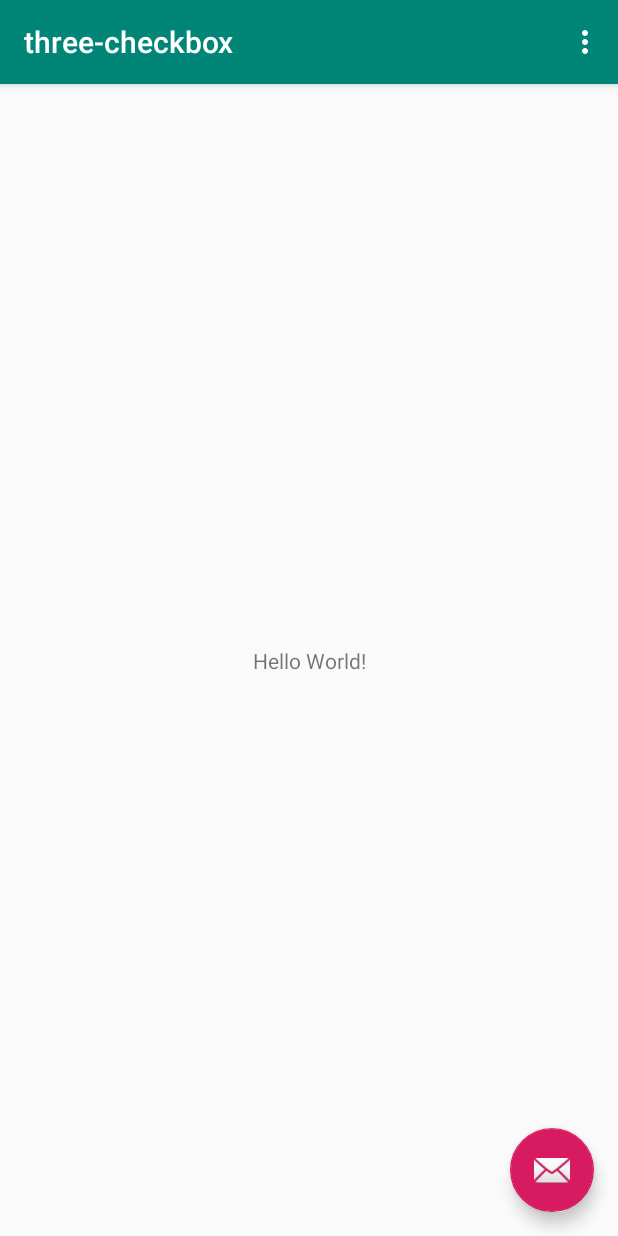
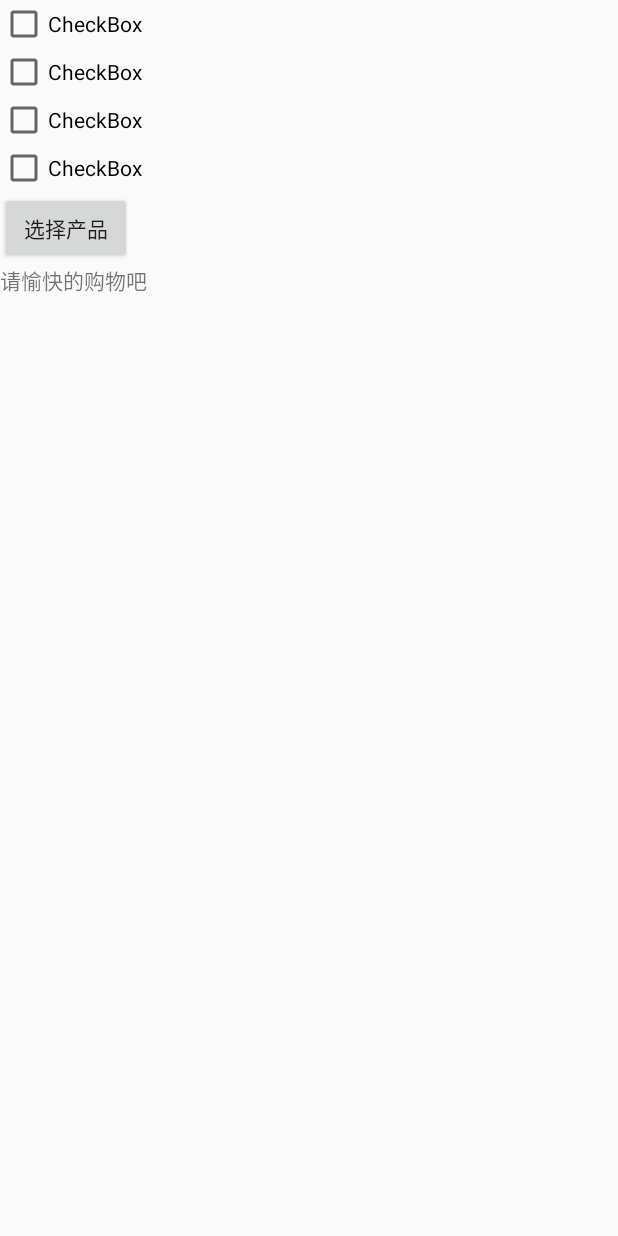
Before and after one commit to ZQAnonymous/android, an Android app: the screen it shows after launch (MainActivity), on a phone screen of 412 x 824 dp. Run offline under Robolectric (Android 15) with nearby library versions, the phone set to English and light mode, and no system bars.

Commit message:
购物车选择

```diff
--- a/threecheckbox/app/src/main/java/com/example/MainActivity.java
+++ b/threecheckbox/app/src/main/java/com/example/MainActivity.java
@@ -11,45 +11,102 @@ import androidx.appcompat.widget.Toolbar;
 import android.view.View;
 import android.view.Menu;
 import android.view.MenuItem;
+import android.widget.Button;
+import android.widget.CheckBox;
+import android.widget.CompoundButton;
+import android.widget.TextView;
+
+import java.util.ArrayList;
+import java.util.List;
 
 public class MainActivity extends AppCompatActivity {
+
+    CheckBox checkBox1 ;
+    CheckBox checkBox2 ;
+    CheckBox checkBox3 ;
+    CheckBox checkBox4 ;
+     TextView textView ;
+    CheckBox[] checkBoxes ;
+
+    private CheckBox.OnCheckedChangeListener checkedChangeListener = new CheckBox.OnCheckedChangeListener(){
+
+        @Override
+        public void onCheckedChanged(CompoundButton buttonView, boolean isChecked) {
+            int countSelect = 0;
+            for (CheckBox checkBox : checkBoxes){
+                if (checkBox.isChecked()){
+                    countSelect ++;
+                }
+            }
+            switch (countSelect){
+                case 0:
+                    textView.setText("您还没选择物品");
+                    break;
+                case 1:
+                    textView.setText("您还可以继续购物");
+                    break;
+                case 2:
+                    textView.setText("您的预算已达到峰值");
+                    break;
+                case 3:
+                case 4:
+                    textView.setText("已超出您的预算");
+                    break;
+            }
+        }
+    };
+
 
     @Override
     protected void onCreate(Bundle savedInstanceState) {
         super.onCreate(savedInstanceState);
         setContentView(R.layout.activity_main);
-        Toolbar toolbar = findViewById(R.id.toolbar);
-        setSupportActionBar(toolbar);
+        selectProduct();
+        checkBox1 = findViewById(R.id.checkBox);
+         checkBox2 = findViewById(R.id.checkBox2);
+         checkBox3 = findViewById(R.id.checkBox3);
+         checkBox4 = findViewById(R.id.checkBox4);
+         textView = findViewById(R.id.textView);
+        checkBoxes = new CheckBox[]{checkBox1,checkBox2,checkBox3,checkBox4};
+        checkBox1.setOnCheckedChangeListener(checkedChangeListener);
+        checkBox2.setOnCheckedChangeListener(checkedChangeListener);
+        checkBox3.setOnCheckedChangeListener(checkedChangeListener);
+        checkBox4.setOnCheckedChangeListener(checkedChangeListener);
 
-        FloatingActionButton fab = findViewById(R.id.fab);
-        fab.setOnClickListener(new View.OnClickListener() {
+    }
+
+
+    private void selectProduct(){
+        Button button = findViewById(R.id.button);
+        button.setOnClickListener(new Button.OnClickListener(){
+
             @Override
-            public void onClick(View view) {
-                Snackbar.make(view, "Replace with your own action", Snackbar.LENGTH_LONG)
-                        .setAction("Action", null).show();
+            public void onClick(View v) {
+                int countSelect = 0;
+                for (CheckBox checkBox : checkBoxes){
+                    if (checkBox.isChecked()){
+                        countSelect ++;
+                    }
+                }
+                switch (countSelect){
+                    case 0:
+                        textView.setText("您还没选择物品");
+                        break;
+                    case 1:
+                        textView.setText("您还可以继续购物");
+                        break;
+                    case 2:
+                        textView.setText("您的预算已达到峰值");
+                        break;
+                    case 3:
+                    case 4:
+                        textView.setText("已超出您的预算");
+                        break;
+                }
             }
         });
+
     }
 
-    @Override
-    public boolean onCreateOptionsMenu(Menu menu) {
-        // Inflate the menu; this adds items to the action bar if it is present.
-        getMenuInflater().inflate(R.menu.menu_main, menu);
-        return true;
-    }
 
-    @Override
-    public boolean onOptionsItemSelected(MenuItem item) {
-        // Handle action bar item clicks here. The action bar will
-        // automatically handle clicks on the Home/Up button, so long
-        // as you specify a parent activity in AndroidManifest.xml.
-        int id = item.getItemId();
-
-        //noinspection SimplifiableIfStatement
-        if (id == R.id.action_settings) {
-            return true;
-        }
-
-        return super.onOptionsItemSelected(item);
-    }
 }
--- a/threecheckbox/app/src/main/res/layout/activity_main.xml
+++ b/threecheckbox/app/src/main/res/layout/activity_main.xml
@@ -1,33 +1,47 @@
 <?xml version="1.0" encoding="utf-8"?>
-<androidx.coordinatorlayout.widget.CoordinatorLayout xmlns:android="http://schemas.android.com/apk/res/android"
+<LinearLayout xmlns:android="http://schemas.android.com/apk/res/android"
     xmlns:app="http://schemas.android.com/apk/res-auto"
     xmlns:tools="http://schemas.android.com/tools"
     android:layout_width="match_parent"
     android:layout_height="match_parent"
-    tools:context=".MainActivity">
+    tools:context=".MainActivity"
+    android:orientation="vertical">
 
-    <com.google.android.material.appbar.AppBarLayout
+    <CheckBox
+        android:id="@+id/checkBox"
+        android:layout_width="wrap_content"
+        android:layout_height="wrap_content"
+        android:text="CheckBox" />
+
+    <CheckBox
+        android:id="@+id/checkBox2"
+        android:layout_width="wrap_content"
+        android:layout_height="wrap_content"
+        android:text="CheckBox" />
+
+    <CheckBox
+        android:id="@+id/checkBox3"
+        android:layout_width="wrap_content"
+        android:layout_height="wrap_content"
+        android:text="CheckBox" />
+
+    <CheckBox
+        android:id="@+id/checkBox4"
+        android:layout_width="wrap_content"
+        android:layout_height="wrap_content"
+        android:text="CheckBox"
+        app:layout_anchorGravity="center" />
+
+    <Button
+        android:id="@+id/button"
+        android:layout_width="wrap_content"
+        android:layout_height="wrap_content"
+        android:text="选择产品" />
+
+    <TextView
+        android:id="@+id/textView"
         android:layout_width="match_parent"
         android:layout_height="wrap_content"
-        android:theme="@style/AppTheme.AppBarOverlay">
+        android:text="请愉快的购物吧" />
 
-        <androidx.appcompat.widget.Toolbar
-            android:id="@+id/toolbar"
-            android:layout_width="match_parent"
-            android:layout_height="?attr/actionBarSize"
-            android:background="?attr/colorPrimary"
-            app:popupTheme="@style/AppTheme.PopupOverlay" />
-
-    </com.google.android.material.appbar.AppBarLayout>
-
-    <include layout="@layout/content_main" />
-
-    <com.google.android.material.floatingactionbutton.FloatingActionButton
-        android:id="@+id/fab"
-        android:layout_width="wrap_content"
-        android:layout_height="wrap_content"
-        android:layout_gravity="bottom|end"
-        android:layout_margin="@dimen/fab_margin"
-        app:srcCompat="@android:drawable/ic_dialog_email" />
-
-</androidx.coordinatorlayout.widget.CoordinatorLayout>
+</LinearLayout>
```
